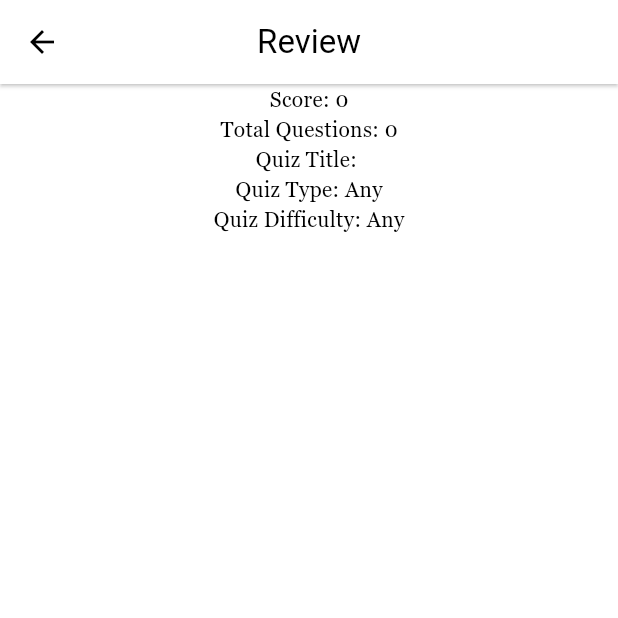
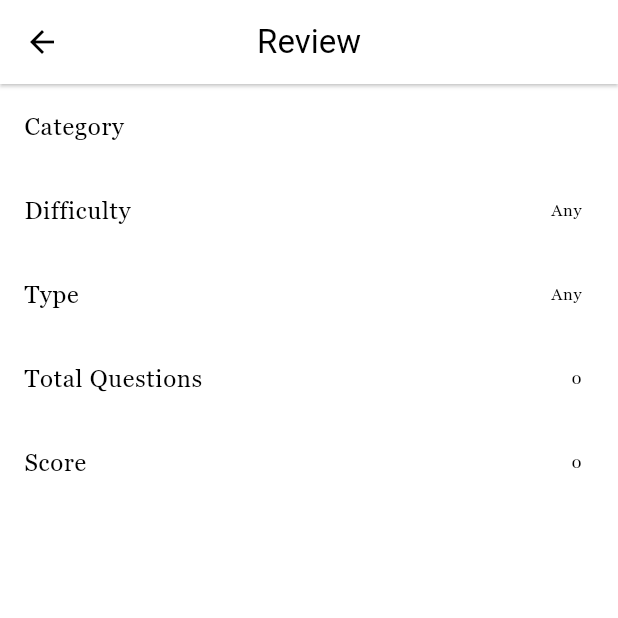
Before and after one commit to EyosiyasAligas/Quiz-App, a Flutter app: the ReviewScreen screen opened directly with empty values, on a phone screen of 412 x 824 dp, the top half of it. Run offline on Flutter 3.47's test engine with Material 3 defaults, Android fonts, the phone set to English and light mode, and no system bars; our stand-ins replace bloc, connectivity_plus, dartz, dio, equatable, flutter_animate and 7 more; accounts and stored records are empty; network calls fail; project files that could hold a hidden picture were left out.

Commit message:
package change hive to sqlflite
- i changed the use of hive to store quiz history from hive to sqlflite for advanced query and filtering

```diff
--- a/lib/features/history/data/data_sources/local/abstract_history_local_datasource.dart
+++ b/lib/features/history/data/data_sources/local/abstract_history_local_datasource.dart
@@ -1,6 +1,6 @@
 import '../../models/history_model.dart';
 
 abstract class AbstractHistoryLocalDataSource {
-  Future<List<HistoryModel>> fetchHistories();
+  Future<List<HistoryModel>> fetchAllHistory();
   Future<void> cacheHistory(HistoryModel history);
 }
--- a/lib/features/history/data/repositories/history_repository_impl.dart
+++ b/lib/features/history/data/repositories/history_repository_impl.dart
@@ -27,7 +27,7 @@ class HistoryRepositoryImplementation implements AbstractHistoryRepository {
   @override
   Future<Either<Failure, List<HistoryEntity>>> fetchHistory() async {
     try {
-      final result = await api.fetchHistories();
+      final result = await api.fetchAllHistory();
       return Right(result);
     } on CacheException catch (e) {
       return Left(CacheFailure(e.message));
--- a/lib/features/history/domain/entities/history_entity.dart
+++ b/lib/features/history/domain/entities/history_entity.dart
@@ -4,6 +4,8 @@ import '../../../quiz/domain/entities/question_entity.dart';
 import '../../../quiz/domain/entities/quiz_enums.dart';
 
 class HistoryEntity extends Equatable {
+  // id
+  final int? id;
   final String quizTitle;
   final int score;
   final QuizType type;
@@ -13,6 +15,7 @@ class HistoryEntity extends Equatable {
   final DateTime completedAt;
 
   const HistoryEntity({
+    this.id,
     required this.quizTitle,
     required this.score,
     required this.type,
--- a/lib/features/history/presentation/bloc/fetch_history/fetch_history_bloc.dart
+++ b/lib/features/history/presentation/bloc/fetch_history/fetch_history_bloc.dart
@@ -18,7 +18,6 @@ class FetchHistoryBloc extends Bloc<FetchHistoryEvent, FetchHistoryState> {
   void fetchHistory(FetchHistory event, Emitter<FetchHistoryState> emit) async {
     emit(FetchHistoryLoading());
     final result = await fetchHistoryUseCase.call(NoParams());
-    print('FetchHistoryBloc: $result');
     result.fold(
       (failure) => emit(FetchHistoryFailure(failure.errorMessage)),
       (historyList) => emit(FetchHistorySuccess(historyList)),
--- a/lib/features/history/presentation/screens/review_screen.dart
+++ b/lib/features/history/presentation/screens/review_screen.dart
@@ -17,21 +17,34 @@ class ReviewScreen extends StatelessWidget {
 
   @override
   Widget build(BuildContext context) {
+    final size = MediaQuery.sizeOf(context);
+    final isLandScape = size.width > size.height;
     return Scaffold(
       appBar: AppBar(
         title: const Text('Review'),
       ),
-      body: Center(
-        child: Column(
-          children: [
-            Text('Score: ${history.score}'),
-            Text('Total Questions: ${history.totalQuestions}'),
-            Text('Quiz Title: ${history.quizTitle}'),
-            Text('Quiz Type: ${history.type}'),
-            Text('Quiz Difficulty: ${history.difficulty}'),
-            Expanded(
-              child: ListView.builder(
-                itemBuilder: (context, index) {
+      body: CustomScrollView(
+        slivers: [
+          if (isLandScape)
+            SliverToBoxAdapter(
+              child: buildLandScapeView(),
+            )
+          else
+            SliverToBoxAdapter(
+              child: Column(
+                children: [
+                  buildPreferenceItem('Category', history.quizTitle),
+                  buildPreferenceItem('Difficulty', history.difficulty.value.toString()),
+                  buildPreferenceItem('Type', history.type.value.toString()),
+                  buildPreferenceItem('Total Questions', history.totalQuestions.toString()),
+                  buildPreferenceItem('Score', history.score.toString()),
+                ],
+              ),
+            ),
+          if (!isLandScape)
+            SliverList(
+              delegate: SliverChildBuilderDelegate(
+                    (context, index) {
                   final question = history.questions[index];
                   return QuestionCard(
                     isReview: true,
@@ -40,12 +53,53 @@ class ReviewScreen extends StatelessWidget {
                     totalQuestions: history.totalQuestions,
                   );
                 },
-                itemCount: history.totalQuestions,
+                childCount: history.totalQuestions,
               ),
             ),
-          ],
-        ),
+        ],
       ),
     );
   }
+  Widget buildPreferenceItem(String title, String value) {
+    return ListTile(
+      title: Text(title),
+      trailing: Text(value),
+    );
+  }
+
+  Widget buildLandScapeView() {
+    return Row(
+      crossAxisAlignment: CrossAxisAlignment.start,
+      children: [
+        Expanded(
+          flex: 2,
+          child: ListView.builder(
+            shrinkWrap: true,
+            itemCount: history.totalQuestions,
+            itemBuilder: (context, index) {
+              final question = history.questions[index];
+              return QuestionCard(
+                isReview: true,
+                question: question,
+                index: index,
+                totalQuestions: history.totalQuestions,
+              );
+            },
+          ),
+        ),
+        Expanded(
+          flex: 1,
+          child: Column(
+            children: [
+              buildPreferenceItem('Category', history.quizTitle),
+              buildPreferenceItem('Difficulty', history.difficulty.value.toString()),
+              buildPreferenceItem('Type', history.type.value.toString()),
+              buildPreferenceItem('Total Questions', history.totalQuestions.toString()),
+              buildPreferenceItem('Score', history.score.toString()),
+            ],
+          ),
+        ),
+      ],
+    );
+  }
 }
--- a/pubspec.yaml
+++ b/pubspec.yaml
@@ -49,6 +49,8 @@ dependencies:
   meta: ^1.15.0
   flutter_svg: ^2.0.16
   connectivity_plus: ^6.1.0
+  sqflite: ^2.4.1
+  infinite_scroll_pagination: ^4.1.0
 
 dev_dependencies:
   flutter_test:
```
Also changed, not shown: lib/features/history/data/data_sources/helper/database_helper.dart (added, +56 -0 lines), lib/features/history/data/data_sources/local/history_local_datasource_impl.dart (+21 -11 lines), lib/features/history/data/models/history_model.dart (+11 -5 lines), lib/features/history/presentation/screens/history_screen.dart (+5 -8 lines), lib/features/home/presentation/screens/home_screen.dart (+35 -5 lines), lib/features/quiz/presentation/screens/preference_screen.dart (+1 -28 lines), lib/features/quiz/presentation/widgets/question_card.dart (+4 -6 lines), pubspec.lock, 1 other file.
